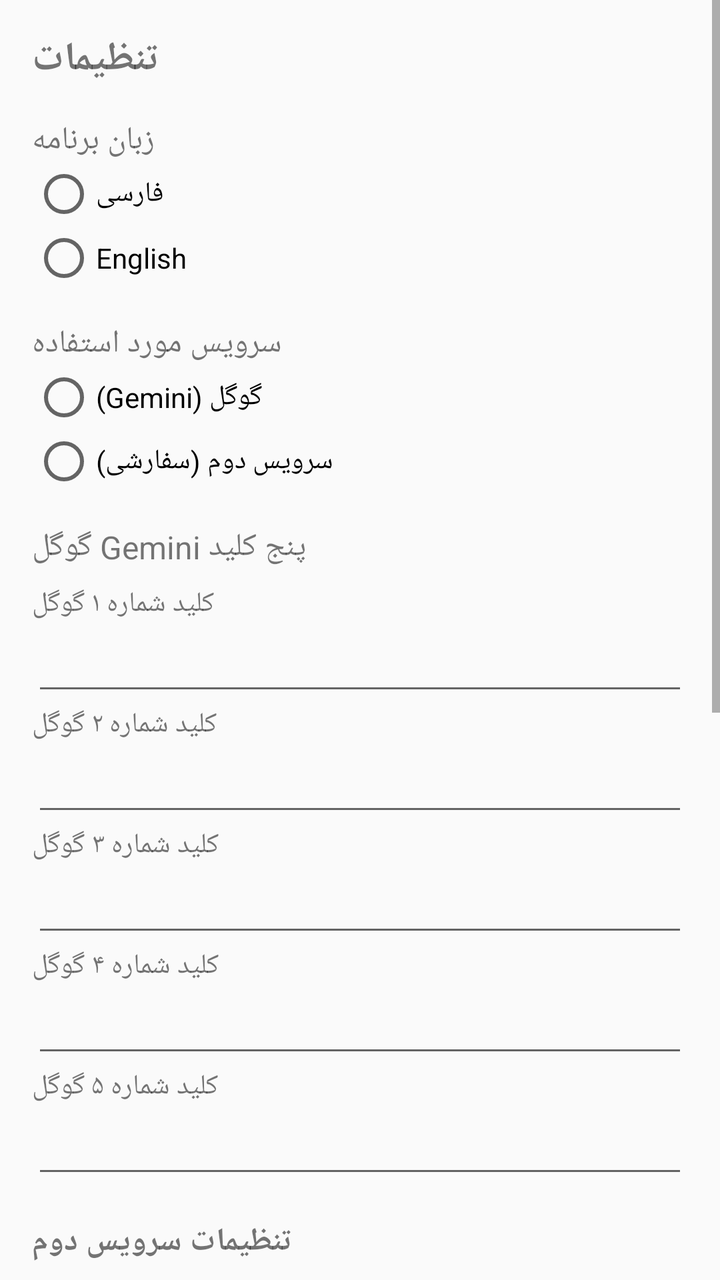
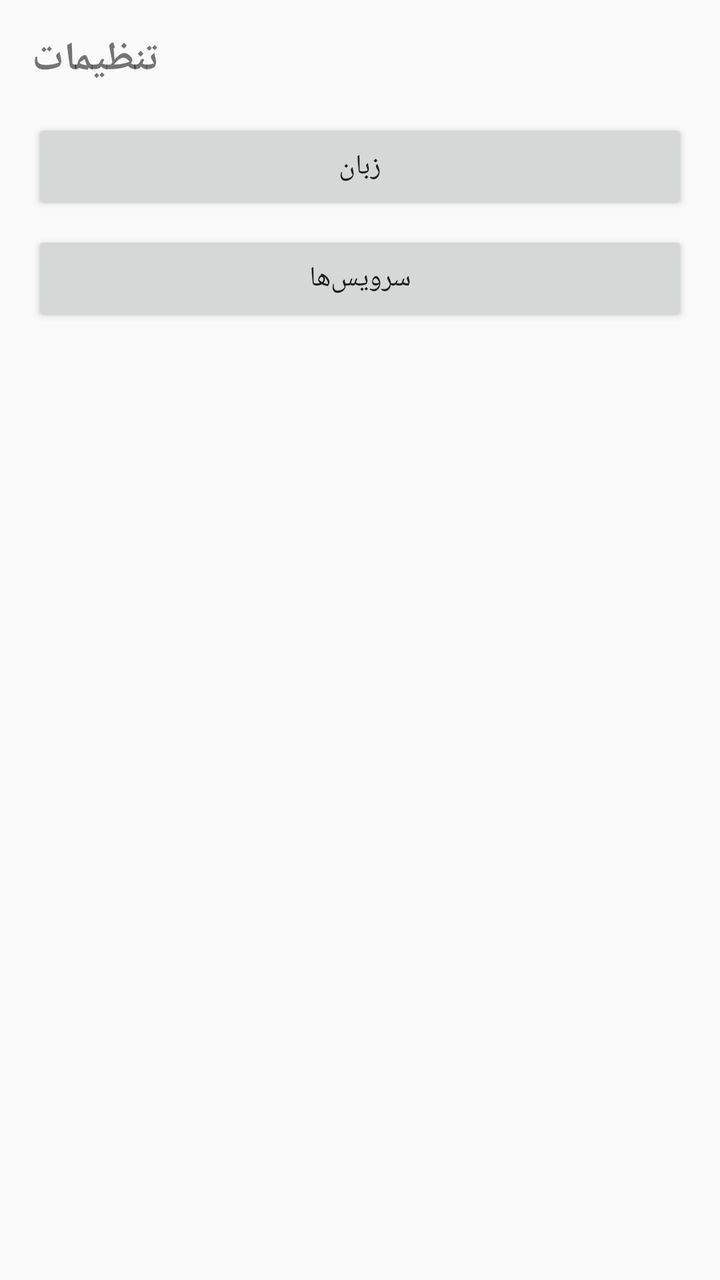

The first picture is an Android layout as it rendered before a commit; the second is the same layout after the commit. The layout source and the unified diff follow.
<!-- AndroidManifest.xml: application theme Theme.AppCompat.Light.NoActionBar -->
<!-- res/layout/activity_settings.xml -->
<?xml version="1.0" encoding="utf-8"?>
<ScrollView xmlns:android="http://schemas.android.com/apk/res/android"
    android:layout_width="match_parent"
    android:layout_height="match_parent">

    <LinearLayout
        android:layout_width="match_parent"
        android:layout_height="wrap_content"
        android:orientation="vertical"
        android:padding="16dp">

        <TextView
            android:layout_width="wrap_content"
            android:layout_height="wrap_content"
            android:text="@string/settings_title"
            android:textSize="20sp"
            android:textStyle="bold"
            android:layout_marginBottom="16dp" />

        <TextView
            android:layout_width="wrap_content"
            android:layout_height="wrap_content"
            android:text="@string/settings_language_label"
            android:textSize="16sp" />

        <RadioGroup
            android:id="@+id/radioGroupLanguage"
            android:layout_width="wrap_content"
            android:layout_height="wrap_content"
            android:orientation="vertical"
            android:layout_marginBottom="16dp">

            <RadioButton
                android:id="@+id/radioFarsi"
                android:layout_width="wrap_content"
                android:layout_height="wrap_content"
                android:text="فارسی" />

            <RadioButton
                android:id="@+id/radioEnglish"
                android:layout_width="wrap_content"
                android:layout_height="wrap_content"
                android:text="English" />

        </RadioGroup>

        <TextView
            android:layout_width="wrap_content"
            android:layout_height="wrap_content"
            android:text="@string/provider_label"
            android:textSize="16sp" />

        <RadioGroup
            android:id="@+id/radioGroupProvider"
            android:layout_width="wrap_content"
            android:layout_height="wrap_content"
            android:orientation="vertical"
            android:layout_marginBottom="16dp">

            <RadioButton
                android:id="@+id/radioProviderGoogle"
                android:layout_width="wrap_content"
                android:layout_height="wrap_content"
                android:text="@string/provider_google" />

            <RadioButton
                android:id="@+id/radioProviderCustom"
                android:layout_width="wrap_content"
                android:layout_height="wrap_content"
                android:text="@string/provider_custom" />

        </RadioGroup>

        <TextView
            android:layout_width="wrap_content"
            android:layout_height="wrap_content"
            android:text="@string/settings_keys_label"
            android:textSize="16sp"
            android:layout_marginBottom="8dp" />

        <TextView
            android:layout_width="wrap_content"
            android:layout_height="wrap_content"
            android:text="@string/key_label_1" />
        <EditText
            android:id="@+id/editKey1"
            android:layout_width="match_parent"
            android:layout_height="wrap_content"
            android:inputType="text"
            android:contentDescription="@string/key_label_1"
            android:importantForAutofill="no" />

        <TextView
            android:layout_width="wrap_content"
            android:layout_height="wrap_content"
            android:text="@string/key_label_2" />
        <EditText
            android:id="@+id/editKey2"
            android:layout_width="match_parent"
            android:layout_height="wrap_content"
            android:inputType="text"
            android:contentDescription="@string/key_label_2"
            android:importantForAutofill="no" />

        <TextView
            android:layout_width="wrap_content"
            android:layout_height="wrap_content"
            android:text="@string/key_label_3" />
        <EditText
            android:id="@+id/editKey3"
            android:layout_width="match_parent"
            android:layout_height="wrap_content"
            android:inputType="text"
            android:contentDescription="@string/key_label_3"
            android:importantForAutofill="no" />

        <TextView
            android:layout_width="wrap_content"
            android:layout_height="wrap_content"
            android:text="@string/key_label_4" />
        <EditText
            android:id="@+id/editKey4"
            android:layout_width="match_parent"
            android:layout_height="wrap_content"
            android:inputType="text"
            android:contentDescription="@string/key_label_4"
            android:importantForAutofill="no" />

        <TextView
            android:layout_width="wrap_content"
            android:layout_height="wrap_content"
            android:text="@string/key_label_5" />
        <EditText
            android:id="@+id/editKey5"
            android:layout_width="match_parent"
            android:layout_height="wrap_content"
            android:inputType="text"
            android:contentDescription="@string/key_label_5"
            android:importantForAutofill="no"
            android:layout_marginBottom="16dp" />

        <TextView
            android:layout_width="wrap_content"
            android:layout_height="wrap_content"
            android:text="@string/custom_section_label"
            android:textSize="16sp"
            android:textStyle="bold"
            android:layout_marginBottom="8dp" />

        <TextView
            android:layout_width="wrap_content"
            android:layout_height="wrap_content"
            android:text="@string/custom_endpoint_label" />
        <EditText
            android:id="@+id/editCustomEndpoint"
            android:layout_width="match_parent"
            android:layout_height="wrap_content"
            android:inputType="textUri"
            android:contentDescription="@string/custom_endpoint_label"
            android:importantForAutofill="no" />

        <TextView
            android:layout_width="wrap_content"
            android:layout_height="wrap_content"
            android:text="@string/custom_model_label" />
        <EditText
            android:id="@+id/editCustomModel"
            android:layout_width="match_parent"
            android:layout_height="wrap_content"
            android:inputType="text"
            android:contentDescription="@string/custom_model_label"
            android:importantForAutofill="no"
            android:layout_marginBottom="8dp" />

        <TextView
            android:layout_width="wrap_content"
            android:layout_height="wrap_content"
            android:text="@string/custom_key_label_1" />
        <EditText
            android:id="@+id/editCustomKey1"
            android:layout_width="match_parent"
            android:layout_height="wrap_content"
            android:inputType="text"
            android:contentDescription="@string/custom_key_label_1"
            android:importantForAutofill="no" />

        <TextView
            android:layout_width="wrap_content"
            android:layout_height="wrap_content"
            android:text="@string/custom_key_label_2" />
        <EditText
            android:id="@+id/editCustomKey2"
            android:layout_width="match_parent"
            android:layout_height="wrap_content"
            android:inputType="text"
            android:contentDescription="@string/custom_key_label_2"
            android:importantForAutofill="no" />

        <TextView
            android:layout_width="wrap_content"
            android:layout_height="wrap_content"
            android:text="@string/custom_key_label_3" />
        <EditText
            android:id="@+id/editCustomKey3"
            android:layout_width="match_parent"
            android:layout_height="wrap_content"
            android:inputType="text"
            android:contentDescription="@string/custom_key_label_3"
            android:importantForAutofill="no" />

        <TextView
            android:layout_width="wrap_content"
            android:layout_height="wrap_content"
            android:text="@string/custom_key_label_4" />
        <EditText
            android:id="@+id/editCustomKey4"
            android:layout_width="match_parent"
            android:layout_height="wrap_content"
            android:inputType="text"
            android:contentDescription="@string/custom_key_label_4"
            android:importantForAutofill="no" />

        <TextView
            android:layout_width="wrap_content"
            android:layout_height="wrap_content"
            android:text="@string/custom_key_label_5" />
        <EditText
            android:id="@+id/editCustomKey5"
            android:layout_width="match_parent"
            android:layout_height="wrap_content"
            android:inputType="text"
            android:contentDescription="@string/custom_key_label_5"
            android:importantForAutofill="no"
            android:layout_marginBottom="16dp" />

        <Button
            android:id="@+id/btnSaveSettings"
            android:layout_width="match_parent"
            android:layout_height="wrap_content"
            android:text="@string/settings_save" />

    </LinearLayout>
</ScrollView>
<!-- resources referenced by this layout -->
<resources>
  <string name="custom_endpoint_label">آدرس اینترنتی سرویس (endpoint)</string>
  <string name="custom_key_label_1">کلید شماره ۱ سرویس دوم</string>
  <string name="custom_key_label_2">کلید شماره ۲ سرویس دوم</string>
  <string name="custom_key_label_3">کلید شماره ۳ سرویس دوم</string>
  <string name="custom_key_label_4">کلید شماره ۴ سرویس دوم</string>
  <string name="custom_key_label_5">کلید شماره ۵ سرویس دوم</string>
  <string name="custom_model_label">نام مدل</string>
  <string name="custom_section_label">تنظیمات سرویس دوم</string>
  <string name="key_label_1">کلید شماره ۱ گوگل</string>
  <string name="key_label_2">کلید شماره ۲ گوگل</string>
  <string name="key_label_3">کلید شماره ۳ گوگل</string>
  <string name="key_label_4">کلید شماره ۴ گوگل</string>
  <string name="key_label_5">کلید شماره ۵ گوگل</string>
  <string name="provider_custom">سرویس دوم (سفارشی)</string>
  <string name="provider_google">گوگل (Gemini)</string>
  <string name="provider_label">سرویس مورد استفاده</string>
  <string name="settings_keys_label">پنج کلید Gemini گوگل</string>
  <string name="settings_language_label">زبان برنامه</string>
  <string name="settings_save">ذخیره</string>
  <string name="settings_title">تنظیمات</string>
</resources>

<!-- the commit's change to res/layout/activity_settings.xml (unified diff, before → after) -->
@@ -1,243 +1,29 @@
 <?xml version="1.0" encoding="utf-8"?>
-<ScrollView xmlns:android="http://schemas.android.com/apk/res/android"
+<LinearLayout xmlns:android="http://schemas.android.com/apk/res/android"
     android:layout_width="match_parent"
-    android:layout_height="match_parent">
+    android:layout_height="match_parent"
+    android:orientation="vertical"
+    android:padding="16dp">
 
-    <LinearLayout
+    <TextView
+        android:layout_width="wrap_content"
+        android:layout_height="wrap_content"
+        android:text="@string/settings_title"
+        android:textSize="20sp"
+        android:textStyle="bold"
+        android:layout_marginBottom="16dp" />
+
+    <Button
+        android:id="@+id/btnOpenLanguage"
         android:layout_width="match_parent"
         android:layout_height="wrap_content"
-        android:orientation="vertical"
-        android:padding="16dp">
+        android:layout_marginBottom="8dp"
+        android:text="@string/settings_menu_language" />
 
-        <TextView
-            android:layout_width="wrap_content"
-            android:layout_height="wrap_content"
-            android:text="@string/settings_title"
-            android:textSize="20sp"
-            android:textStyle="bold"
-            android:layout_marginBottom="16dp" />
+    <Button
+        android:id="@+id/btnOpenServices"
+        android:layout_width="match_parent"
+        android:layout_height="wrap_content"
+        android:text="@string/settings_menu_services" />
 
-        <TextView
-            android:layout_width="wrap_content"
-            android:layout_height="wrap_content"
-            android:text="@string/settings_language_label"
-            android:textSize="16sp" />
-
-        <RadioGroup
-            android:id="@+id/radioGroupLanguage"
-            android:layout_width="wrap_content"
-            android:layout_height="wrap_content"
-            android:orientation="vertical"
-            android:layout_marginBottom="16dp">
-
-            <RadioButton
-                android:id="@+id/radioFarsi"
-                android:layout_width="wrap_content"
-                android:layout_height="wrap_content"
-                android:text="فارسی" />
-
-            <RadioButton
-                android:id="@+id/radioEnglish"
-                android:layout_width="wrap_content"
-                android:layout_height="wrap_content"
-                android:text="English" />
-
-        </RadioGroup>
-
-        <TextView
-            android:layout_width="wrap_content"
-            android:layout_height="wrap_content"
-            android:text="@string/provider_label"
-            android:textSize="16sp" />
-
-        <RadioGroup
-            android:id="@+id/radioGroupProvider"
-            android:layout_width="wrap_content"
-            android:layout_height="wrap_content"
-            android:orientation="vertical"
-            android:layout_marginBottom="16dp">
-
-            <RadioButton
-                android:id="@+id/radioProviderGoogle"
-                android:layout_width="wrap_content"
-                android:layout_height="wrap_content"
-                android:text="@string/provider_google" />
-
-            <RadioButton
-                android:id="@+id/radioProviderCustom"
-                android:layout_width="wrap_content"
-                android:layout_height="wrap_content"
-                android:text="@string/provider_custom" />
-
-        </RadioGroup>
-
-        <TextView
-            android:layout_width="wrap_content"
-            android:layout_height="wrap_content"
-            android:text="@string/settings_keys_label"
-            android:textSize="16sp"
-            android:layout_marginBottom="8dp" />
-
-        <TextView
-            android:layout_width="wrap_content"
-            android:layout_height="wrap_content"
-            android:text="@string/key_label_1" />
-        <EditText
-            android:id="@+id/editKey1"
-            android:layout_width="match_parent"
-            android:layout_height="wrap_content"
-            android:inputType="text"
-            android:contentDescription="@string/key_label_1"
-            android:importantForAutofill="no" />
-
-        <TextView
-            android:layout_width="wrap_content"
-            android:layout_height="wrap_content"
-            android:text="@string/key_label_2" />
-        <EditText
-            android:id="@+id/editKey2"
-            android:layout_width="match_parent"
-            android:layout_height="wrap_content"
-            android:inputType="text"
-            android:contentDescription="@string/key_label_2"
-            android:importantForAutofill="no" />
-
-        <TextView
-            android:layout_width="wrap_content"
-            android:layout_height="wrap_content"
-            android:text="@string/key_label_3" />
-        <EditText
-            android:id="@+id/editKey3"
-            android:layout_width="match_parent"
-            android:layout_height="wrap_content"
-            android:inputType="text"
-            android:contentDescription="@string/key_label_3"
-            android:importantForAutofill="no" />
-
-        <TextView
-            android:layout_width="wrap_content"
-            android:layout_height="wrap_content"
-            android:text="@string/key_label_4" />
-        <EditText
-            android:id="@+id/editKey4"
-            android:layout_width="match_parent"
-            android:layout_height="wrap_content"
-            android:inputType="text"
-            android:contentDescription="@string/key_label_4"
-            android:importantForAutofill="no" />
-
-        <TextView
-            android:layout_width="wrap_content"
-            android:layout_height="wrap_content"
-            android:text="@string/key_label_5" />
-        <EditText
-            android:id="@+id/editKey5"
-            android:layout_width="match_parent"
-            android:layout_height="wrap_content"
-            android:inputType="text"
-            android:contentDescription="@string/key_label_5"
-            android:importantForAutofill="no"
-            android:layout_marginBottom="16dp" />
-
-        <TextView
-            android:layout_width="wrap_content"
-            android:layout_height="wrap_content"
-            android:text="@string/custom_section_label"
-            android:textSize="16sp"
-            android:textStyle="bold"
-            android:layout_marginBottom="8dp" />
-
-        <TextView
-            android:layout_width="wrap_content"
-            android:layout_height="wrap_content"
-            android:text="@string/custom_endpoint_label" />
-        <EditText
-            android:id="@+id/editCustomEndpoint"
-            android:layout_width="match_parent"
-            android:layout_height="wrap_content"
-            android:inputType="textUri"
-            android:contentDescription="@string/custom_endpoint_label"
-            android:importantForAutofill="no" />
-
-        <TextView
-            android:layout_width="wrap_content"
-            android:layout_height="wrap_content"
-            android:text="@string/custom_model_label" />
-        <EditText
-            android:id="@+id/editCustomModel"
-            android:layout_width="match_parent"
-            android:layout_height="wrap_content"
-            android:inputType="text"
-            android:contentDescription="@string/custom_model_label"
-            android:importantForAutofill="no"
-            android:layout_marginBottom="8dp" />
-
-        <TextView
-            android:layout_width="wrap_content"
-            android:layout_height="wrap_content"
-            android:text="@string/custom_key_label_1" />
-        <EditText
-            android:id="@+id/editCustomKey1"
-            android:layout_width="match_parent"
-            android:layout_height="wrap_content"
-            android:inputType="text"
-            android:contentDescription="@string/custom_key_label_1"
-            android:importantForAutofill="no" />
-
-        <TextView
-            android:layout_width="wrap_content"
-            android:layout_height="wrap_content"
-            android:text="@string/custom_key_label_2" />
-        <EditText
-            android:id="@+id/editCustomKey2"
-            android:layout_width="match_parent"
-            android:layout_height="wrap_content"
-            android:inputType="text"
-            android:contentDescription="@string/custom_key_label_2"
-            android:importantForAutofill="no" />
-
-        <TextView
-            android:layout_width="wrap_content"
-            android:layout_height="wrap_content"
-            android:text="@string/custom_key_label_3" />
-        <EditText
-            android:id="@+id/editCustomKey3"
-            android:layout_width="match_parent"
-            android:layout_height="wrap_content"
-            android:inputType="text"
-            android:contentDescription="@string/custom_key_label_3"
-            android:importantForAutofill="no" />
-
-        <TextView
-            android:layout_width="wrap_content"
-            android:layout_height="wrap_content"
-            android:text="@string/custom_key_label_4" />
-        <EditText
-            android:id="@+id/editCustomKey4"
-            android:layout_width="match_parent"
-            android:layout_height="wrap_content"
-            android:inputType="text"
-            android:contentDescription="@string/custom_key_label_4"
-            android:importantForAutofill="no" />
-
-        <TextView
-            android:layout_width="wrap_content"
-            android:layout_height="wrap_content"
-            android:text="@string/custom_key_label_5" />
-        <EditText
-            android:id="@+id/editCustomKey5"
-            android:layout_width="match_parent"
-            android:layout_height="wrap_content"
-            android:inputType="text"
-            android:contentDescription="@string/custom_key_label_5"
-            android:importantForAutofill="no"
-            android:layout_marginBottom="16dp" />
-
-        <Button
-            android:id="@+id/btnSaveSettings"
-            android:layout_width="match_parent"
-            android:layout_height="wrap_content"
-            android:text="@string/settings_save" />
-
-    </LinearLayout>
-</ScrollView>
+</LinearLayout>
<!-- resource entries referenced after the edit -->
@@ -1,24 +1,7 @@
 <!-- resources referenced by this layout -->
 <resources>
-  <string name="custom_endpoint_label">آدرس اینترنتی سرویس (endpoint)</string>
-  <string name="custom_key_label_1">کلید شماره ۱ سرویس دوم</string>
-  <string name="custom_key_label_2">کلید شماره ۲ سرویس دوم</string>
-  <string name="custom_key_label_3">کلید شماره ۳ سرویس دوم</string>
-  <string name="custom_key_label_4">کلید شماره ۴ سرویس دوم</string>
-  <string name="custom_key_label_5">کلید شماره ۵ سرویس دوم</string>
-  <string name="custom_model_label">نام مدل</string>
-  <string name="custom_section_label">تنظیمات سرویس دوم</string>
-  <string name="key_label_1">کلید شماره ۱ گوگل</string>
-  <string name="key_label_2">کلید شماره ۲ گوگل</string>
-  <string name="key_label_3">کلید شماره ۳ گوگل</string>
-  <string name="key_label_4">کلید شماره ۴ گوگل</string>
-  <string name="key_label_5">کلید شماره ۵ گوگل</string>
-  <string name="provider_custom">سرویس دوم (سفارشی)</string>
-  <string name="provider_google">گوگل (Gemini)</string>
-  <string name="provider_label">سرویس مورد استفاده</string>
-  <string name="settings_keys_label">پنج کلید Gemini گوگل</string>
-  <string name="settings_language_label">زبان برنامه</string>
-  <string name="settings_save">ذخیره</string>
+  <string name="settings_menu_language">زبان</string>
+  <string name="settings_menu_services">سرویس‌ها</string>
   <string name="settings_title">تنظیمات</string>
 </resources>
 
